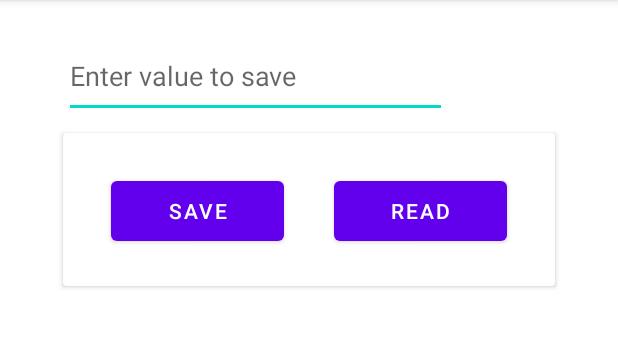
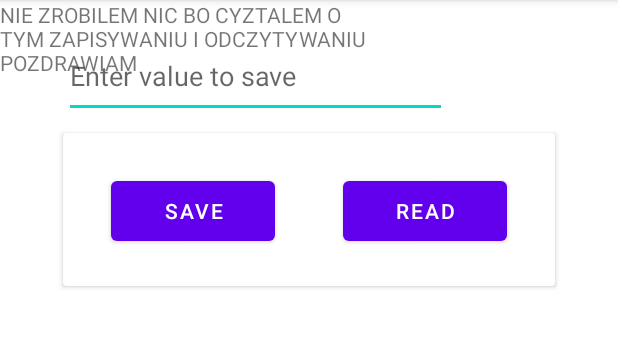
Before and after one commit to KamilOciepos/ociepa_kamil_repo_mobilne, an Android app: the screen it shows after launch (MainActivity), on a phone screen of 412 x 824 dp, the part 84-432 px from its top. Run offline under Robolectric (Android 15) with nearby library versions, the phone set to English and light mode, and no system bars.

Commit message:
pozdrawiam milego dnia

```diff
--- a/WygladJakis/app/src/main/res/layout/activity_main.xml
+++ b/WygladJakis/app/src/main/res/layout/activity_main.xml
@@ -1,4 +1,5 @@
 <?xml version="1.0" encoding="utf-8"?>
+
 <androidx.constraintlayout.widget.ConstraintLayout xmlns:android="http://schemas.android.com/apk/res/android"
     xmlns:app="http://schemas.android.com/apk/res-auto"
     xmlns:tools="http://schemas.android.com/tools"
@@ -36,7 +37,7 @@
 
             <Button
                 android:id="@+id/button2"
-                android:layout_width="115dp"
+                android:layout_width="109dp"
                 android:layout_height="52dp"
                 android:layout_marginStart="32dp"
                 android:layout_marginTop="26dp"
@@ -46,7 +47,7 @@
 
             <Button
                 android:id="@+id/button3"
-                android:layout_width="115dp"
+                android:layout_width="109dp"
                 android:layout_height="52dp"
                 android:layout_marginTop="26dp"
                 android:layout_marginEnd="32dp"
@@ -56,4 +57,12 @@
         </androidx.constraintlayout.widget.ConstraintLayout>
     </androidx.cardview.widget.CardView>
 
+    <TextView
+        android:id="@+id/textView"
+        android:layout_width="284dp"
+        android:layout_height="98dp"
+        android:text="NIE ZROBILEM NIC BO CYZTALEM O TYM ZAPISYWANIU I ODCZYTYWANIU POZDRAWIAM"
+        tools:layout_editor_absoluteX="78dp"
+        tools:layout_editor_absoluteY="283dp" />
+
 </androidx.constraintlayout.widget.ConstraintLayout>
```
